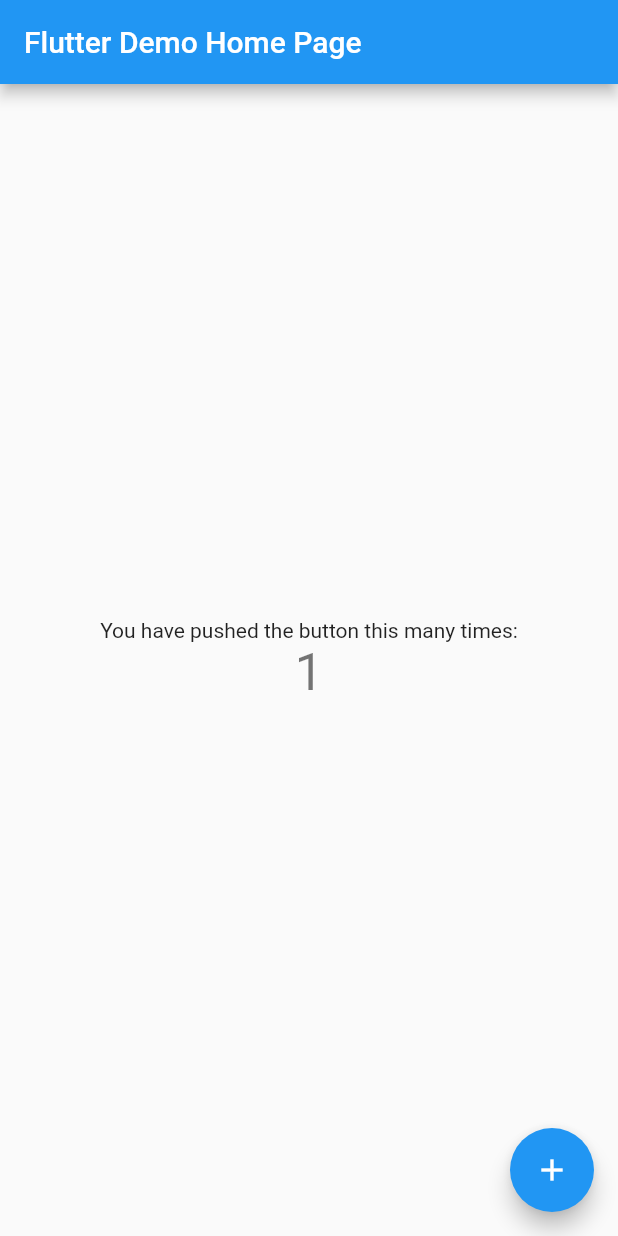
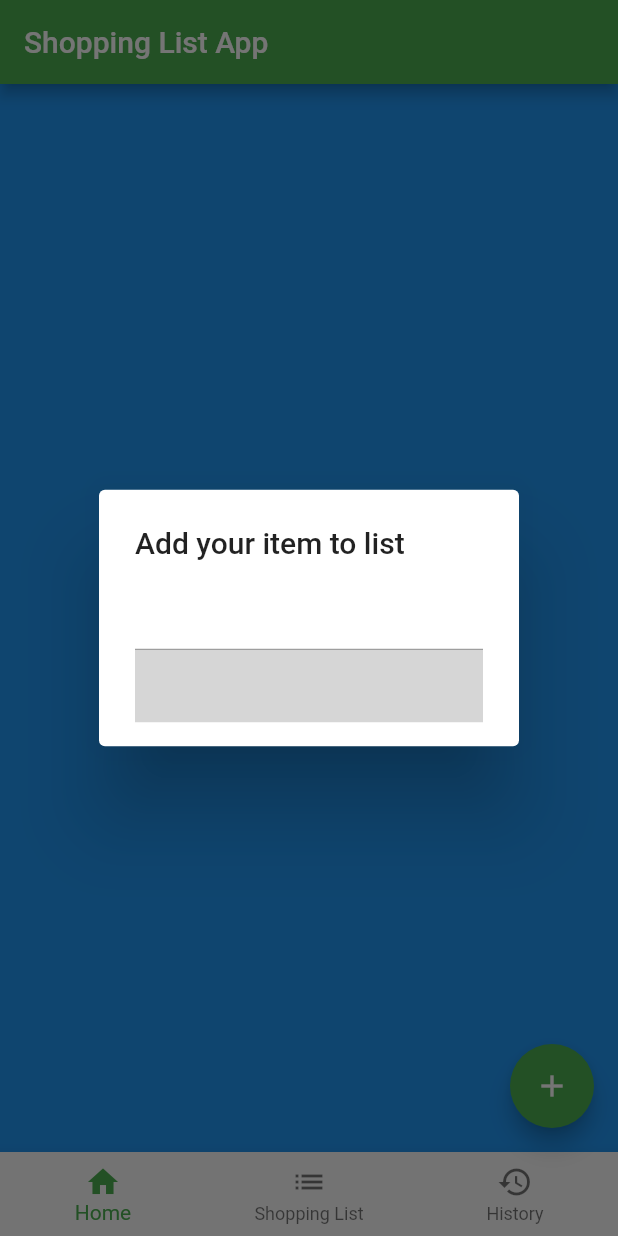
Before and after one commit to auslucan/bazaartask, a Flutter app: the screen it shows after launch, after a tap on the "add" icon, on a phone screen of 412 x 824 dp. Run offline on Flutter 3.47's test engine with Material 2 defaults, Android fonts, the phone set to English and light mode, and no system bars; statements that could not run were skipped; grey boxes are pictures that could not be loaded.

Commit message:
same pages added. Add item buton and dialog added.

```diff
--- a/lib/main.dart
+++ b/lib/main.dart
@@ -1,115 +1,15 @@
+import 'package:bazaartask/ui/shopping_list_page.dart';
 import 'package:flutter/material.dart';
 
-void main() {
-  runApp(const MyApp());
-}
+void main() => runApp(ShoppingListApp());
 
-class MyApp extends StatelessWidget {
-  const MyApp({Key? key}) : super(key: key);
-
-  // This widget is the root of your application.
+class ShoppingListApp extends StatelessWidget {
   @override
   Widget build(BuildContext context) {
     return MaterialApp(
-      title: 'Flutter Demo',
-      theme: ThemeData(
-        // This is the theme of your application.
-        //
-        // Try running your application with "flutter run". You'll see the
-        // application has a blue toolbar. Then, without quitting the app, try
-        // changing the primarySwatch below to Colors.green and then invoke
-        // "hot reload" (press "r" in the console where you ran "flutter run",
-        // or simply save your changes to "hot reload" in a Flutter IDE).
-        // Notice that the counter didn't reset back to zero; the application
-        // is not restarted.
-        primarySwatch: Colors.blue,
-      ),
-      home: const MyHomePage(title: 'Flutter Demo Home Page'),
+      home: ShoppingListPage(),
+      theme:
+          ThemeData(primarySwatch: Colors.green, backgroundColor: Colors.white),
     );
   }
 }
-
-class MyHomePage extends StatefulWidget {
-  const MyHomePage({Key? key, required this.title}) : super(key: key);
-
-  // This widget is the home page of your application. It is stateful, meaning
-  // that it has a State object (defined below) that contains fields that affect
-  // how it looks.
-
-  // This class is the configuration for the state. It holds the values (in this
-  // case the title) provided by the parent (in this case the App widget) and
-  // used by the build method of the State. Fields in a Widget subclass are
-  // always marked "final".
-
-  final String title;
-
-  @override
-  State<MyHomePage> createState() => _MyHomePageState();
-}
-
-class _MyHomePageState extends State<MyHomePage> {
-  int _counter = 0;
-
-  void _incrementCounter() {
-    setState(() {
-      // This call to setState tells the Flutter framework that something has
-      // changed in this State, which causes it to rerun the build method below
-      // so that the display can reflect the updated values. If we changed
-      // _counter without calling setState(), then the build method would not be
-      // called again, and so nothing would appear to happen.
-      _counter++;
-    });
-  }
-
-  @override
-  Widget build(BuildContext context) {
-    // This method is rerun every time setState is called, for instance as done
-    // by the _incrementCounter method above.
-    //
-    // The Flutter framework has been optimized to make rerunning build methods
-    // fast, so that you can just rebuild anything that needs updating rather
-    // than having to individually change instances of widgets.
-    return Scaffold(
-      appBar: AppBar(
-        // Here we take the value from the MyHomePage object that was created by
-        // the App.build method, and use it to set our appbar title.
-        title: Text(widget.title),
-      ),
-      body: Center(
-        // Center is a layout widget. It takes a single child and positions it
-        // in the middle of the parent.
-        child: Column(
-          // Column is also a layout widget. It takes a list of children and
-          // arranges them vertically. By default, it sizes itself to fit its
-          // children horizontally, and tries to be as tall as its parent.
-          //
-          // Invoke "debug painting" (press "p" in the console, choose the
-          // "Toggle Debug Paint" action from the Flutter Inspector in Android
-          // Studio, or the "Toggle Debug Paint" command in Visual Studio Code)
-          // to see the wireframe for each widget.
-          //
-          // Column has various properties to control how it sizes itself and
-          // how it positions its children. Here we use mainAxisAlignment to
-          // center the children vertically; the main axis here is the vertical
-          // axis because Columns are vertical (the cross axis would be
-          // horizontal).
-          mainAxisAlignment: MainAxisAlignment.center,
-          children: <Widget>[
-            const Text(
-              'You have pushed the button this many times:',
-            ),
-            Text(
-              '$_counter',
-              style: Theme.of(context).textTheme.headline4,
-            ),
-          ],
-        ),
-      ),
-      floatingActionButton: FloatingActionButton(
-        onPressed: _incrementCounter,
-        tooltip: 'Increment',
-        child: const Icon(Icons.add),
-      ), // This trailing comma makes auto-formatting nicer for build methods.
-    );
-  }
-}
--- /dev/null
+++ b/lib/ui/dialog.dart
@@ -0,0 +1,35 @@
+import 'package:flutter/material.dart';
+
+class ItemDialog extends StatefulWidget {
+  const ItemDialog({Key? key}) : super(key: key);
+
+  @override
+  _ItemDialogState createState() => _ItemDialogState();
+}
+
+class _ItemDialogState extends State<ItemDialog> {
+  @override
+  Widget build(BuildContext context) {
+    return SimpleDialog(
+      title: Text("Add your item to list"),
+      children: <Widget>[
+        Container(
+          padding: const EdgeInsets.symmetric(horizontal: 24),
+          child: Column(
+            children: <Widget>[
+              Form(
+                child: TextFormField(),
+              ),
+              SizedBox(height: 16,)
+              FlatButton(
+                child: Text("Add item to shoping list"),
+                onPressed: () {},
+                color: Theme.of(context).accentColor,
+              )
+            ],
+          ),
+        )
+      ],
+    );
+  }
+}
--- /dev/null
+++ b/lib/ui/shopping_list_page.dart
@@ -0,0 +1,65 @@
+import 'package:bazaartask/ui/dialog.dart';
+import 'package:flutter/material.dart';
+
+class ShoppingListPage extends StatefulWidget {
+  @override
+  _ShoppingListPageState createState() => _ShoppingListPageState();
+}
+
+class _ShoppingListPageState extends State<ShoppingListPage> {
+  int _selectedIndex = 0;
+  final PageController _pageController = PageController();
+  @override
+  Widget build(BuildContext context) {
+    return Scaffold(
+      appBar: AppBar(
+        title: const Text("Shopping List App"),
+      ),
+      floatingActionButton: FloatingActionButton(
+        onPressed: () {
+          showDialog(context: context, builder: (BuildContext) => ItemDialog());
+        },
+        child: const Icon(Icons.add),
+      ),
+      bottomNavigationBar: BottomNavigationBar(
+        items: const [
+          BottomNavigationBarItem(icon: Icon(Icons.home), title: Text("Home")),
+          BottomNavigationBarItem(
+              icon: Icon(Icons.list), title: Text("Shopping List")),
+          BottomNavigationBarItem(
+              icon: Icon(Icons.history), title: Text("History")),
+        ],
+        currentIndex: _selectedIndex,
+        onTap: _onTap,
+      ),
+      body: PageView(
+        controller: _pageController,
+        children: <Widget>[
+          Container(color: Colors.blue),
+          Container(color: Colors.orange),
+          Container(color: Colors.red)
+        ],
+      ),
+    );
+  }
+
+  BottomNavigationBarItem historyButton() {
+    return BottomNavigationBarItem(
+        icon: Icon(Icons.history), title: Text("History"));
+  }
+
+  BottomNavigationBarItem listButton() {
+    return BottomNavigationBarItem(
+        icon: Icon(Icons.list), title: Text("Shopping List"));
+  }
+
+  BottomNavigationBarItem homeButton() =>
+      BottomNavigationBarItem(icon: Icon(Icons.home), title: Text("Home"));
+
+  void _onTap(int value) {
+    setState(() {
+      _selectedIndex = value;
+    });
+    _pageController.jumpToPage(value);
+  }
+}
```
